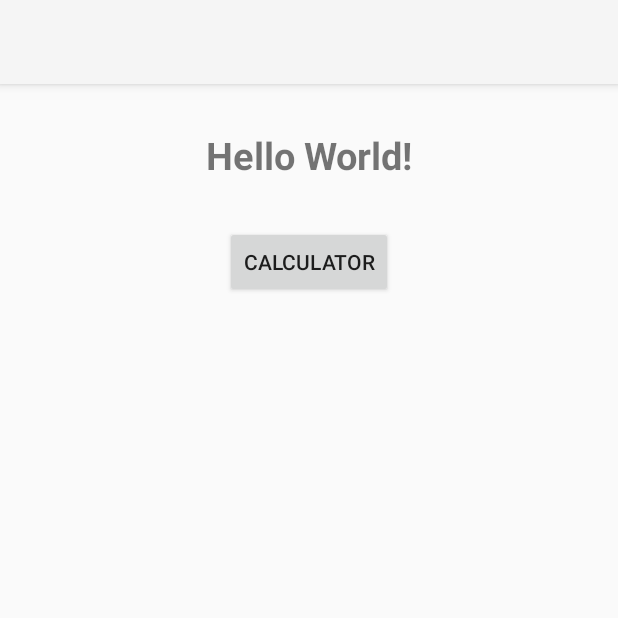
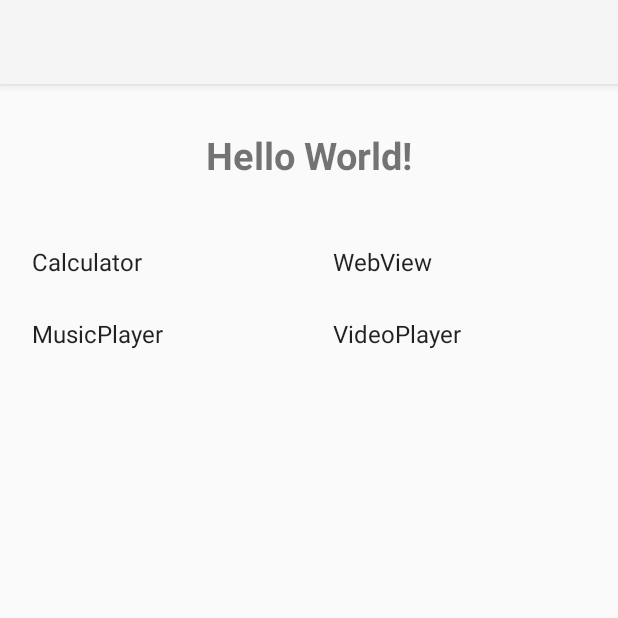
Before and after one commit to Parth3146/15-DAYS-INTERNSHIP, an Android app: the MainActivity screen opened directly, with no data from a screen before it, on a phone screen of 412 x 824 dp, the top half of it. Run offline under Robolectric (Android 15) with nearby library versions, the light colour scheme and no system bars.

Commit message:
GridView

```diff
--- a/app/src/main/java/com/example/practiceapp/MainActivity.java
+++ b/app/src/main/java/com/example/practiceapp/MainActivity.java
@@ -5,22 +5,41 @@ import androidx.appcompat.app.AppCompatActivity;
 import android.content.Intent;
 import android.os.Bundle;
 import android.view.View;
+import android.widget.AdapterView;
+import android.widget.ArrayAdapter;
 import android.widget.Button;
+import android.widget.GridView;
+import android.widget.ListView;
+import android.widget.Toast;
 
 public class MainActivity extends AppCompatActivity {
 
-    Button calcBtn;
+    GridView gridView;
+    String activities[] = {"Calculator","WebView","MusicPlayer","VideoPlayer"};
 
     @Override
     protected void onCreate(Bundle savedInstanceState) {
         super.onCreate(savedInstanceState);
         setContentView(R.layout.activity_main);
-        calcBtn = findViewById(R.id.calcBtn);
-        calcBtn.setOnClickListener(new View.OnClickListener() {
+
+         gridView = findViewById(R.id.gv);
+        ArrayAdapter arrayAdapter = new ArrayAdapter<String>(MainActivity.this, android.R.layout.simple_list_item_1,activities);
+        gridView.setAdapter(arrayAdapter);
+
+        gridView.setOnItemClickListener(new AdapterView.OnItemClickListener() {
             @Override
-            public void onClick(View v) {
-                Intent intent = new Intent(MainActivity.this, CalculatorActivity.class);
-                startActivity(intent);
+            public void onItemClick(AdapterView<?> parent, View view, int position, long id) {
+
+                Intent intent;
+                switch (position){
+                    case 0:
+                        intent = new Intent(MainActivity.this, CalculatorActivity.class);
+                        startActivity(intent);
+                        break;
+                    default:
+                        Toast.makeText(MainActivity.this, "You selected "+activities[position], Toast.LENGTH_SHORT).show();
+                }
+
             }
         });
     }
--- a/app/src/main/res/layout/activity_main.xml
+++ b/app/src/main/res/layout/activity_main.xml
@@ -15,17 +15,21 @@
         android:layout_margin="30dp"
         android:textSize="25sp"
         android:textStyle="bold"
+        android:layout_marginTop="10dp"
         app:layout_constraintBottom_toBottomOf="parent"
         app:layout_constraintLeft_toLeftOf="parent"
         app:layout_constraintRight_toRightOf="parent"
         app:layout_constraintTop_toTopOf="parent" />
 
-    <Button
-        android:layout_width="wrap_content"
+
+    <GridView
+        android:layout_width="match_parent"
         android:layout_height="wrap_content"
-        android:text="Calculator"
-        android:layout_gravity="center"
-        android:id="@+id/calcBtn"/>
+        android:id="@+id/gv"
+        android:numColumns="2"
+        android:layout_marginHorizontal="5dp"
+        android:scrollIndicators="right"/>
+
 
 
 
```
